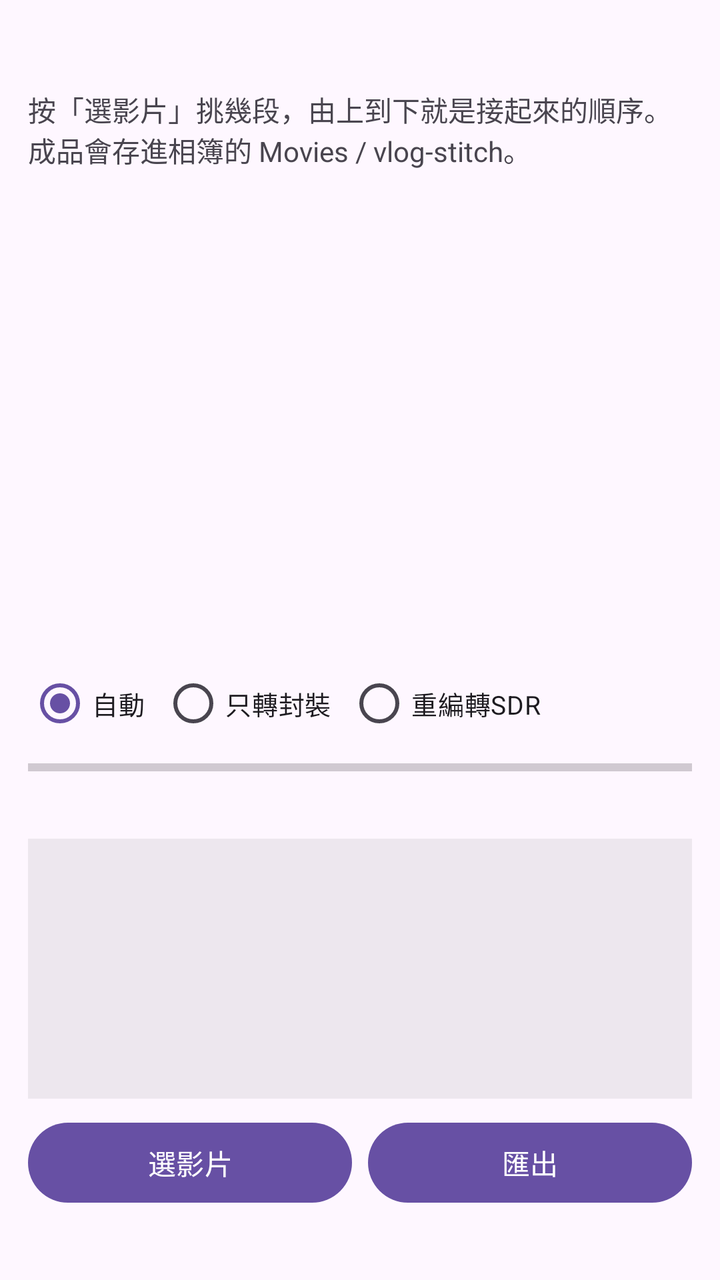
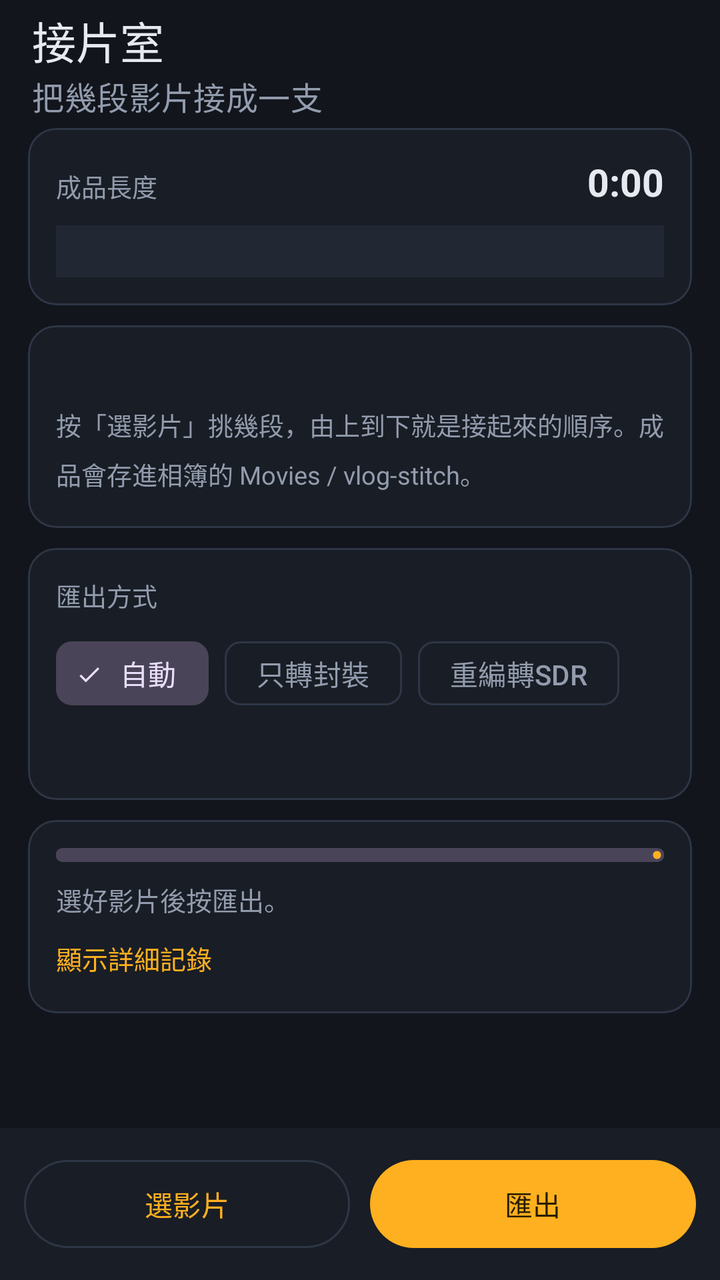

Screens rendered from an Android XML layout before and after an edit, with the pre-edit source and the edit as a unified diff.
<!-- AndroidManifest.xml: application theme Theme.VlogStitch -->
<!-- res/layout/activity_main.xml -->
<?xml version="1.0" encoding="utf-8"?>
<LinearLayout xmlns:android="http://schemas.android.com/apk/res/android"
    android:layout_width="match_parent" android:layout_height="match_parent"
    android:orientation="vertical" android:padding="14dp"
    android:fitsSystemWindows="true">

    <TextView android:id="@+id/count"
        android:layout_width="match_parent" android:layout_height="wrap_content"
        android:textSize="15sp" android:textStyle="bold" />

    <TextView android:id="@+id/empty"
        android:layout_width="match_parent" android:layout_height="wrap_content"
        android:paddingTop="10dp" android:paddingBottom="10dp"
        android:text="@string/empty_hint" android:textSize="14sp" />

    <androidx.recyclerview.widget.RecyclerView android:id="@+id/list"
        android:layout_width="match_parent" android:layout_height="0dp"
        android:layout_weight="1" android:paddingTop="6dp" />

    <RadioGroup android:id="@+id/modeGroup"
        android:layout_width="match_parent" android:layout_height="wrap_content"
        android:orientation="horizontal" android:layout_marginTop="4dp">
        <RadioButton android:id="@+id/modeAuto" android:layout_width="wrap_content"
            android:layout_height="wrap_content" android:checked="true"
            android:text="@string/mode_auto" android:textSize="13sp" />
        <RadioButton android:id="@+id/modeMux" android:layout_width="wrap_content"
            android:layout_height="wrap_content" android:layout_marginStart="8dp"
            android:text="@string/mode_mux" android:textSize="13sp" />
        <RadioButton android:id="@+id/modeEnc" android:layout_width="wrap_content"
            android:layout_height="wrap_content" android:layout_marginStart="8dp"
            android:text="@string/mode_enc" android:textSize="13sp" />
    </RadioGroup>

    <ProgressBar android:id="@+id/progress"
        style="?android:attr/progressBarStyleHorizontal"
        android:layout_width="match_parent" android:layout_height="wrap_content"
        android:max="100" />

    <TextView android:id="@+id/status"
        android:layout_width="match_parent" android:layout_height="wrap_content"
        android:paddingTop="4dp" android:textSize="13sp" />

    <ScrollView android:id="@+id/logScroll"
        android:layout_width="match_parent" android:layout_height="130dp"
        android:layout_marginTop="6dp" android:background="#11000000" android:padding="8dp">
        <TextView android:id="@+id/log"
            android:layout_width="match_parent" android:layout_height="wrap_content"
            android:fontFamily="monospace" android:textSize="11sp" />
    </ScrollView>

    <LinearLayout android:layout_width="match_parent" android:layout_height="wrap_content"
        android:orientation="horizontal" android:layout_marginTop="8dp">
        <Button android:id="@+id/btnPick"
            android:layout_width="0dp" android:layout_height="wrap_content"
            android:layout_weight="1" android:text="@string/pick" />
        <Button android:id="@+id/btnExport"
            android:layout_width="0dp" android:layout_height="wrap_content"
            android:layout_weight="1" android:layout_marginStart="8dp"
            android:text="@string/export" />
    </LinearLayout>

    <TextView android:id="@+id/version"
        android:layout_width="match_parent" android:layout_height="wrap_content"
        android:gravity="center" android:paddingTop="6dp" android:textSize="11sp" />
</LinearLayout>
<!-- resources referenced by this layout -->
<resources>
  <string name="empty_hint">按「選影片」挑幾段，由上到下就是接起來的順序。成品會存進相簿的 Movies / vlog-stitch。</string>
  <string name="export">匯出</string>
  <string name="mode_auto">自動</string>
  <string name="mode_enc">重編轉SDR</string>
  <string name="mode_mux">只轉封裝</string>
  <string name="pick">選影片</string>
  <style name="Theme.VlogStitch" parent="Theme.Material3.DayNight" />
</resources>

<!-- the commit's change to res/layout/activity_main.xml (unified diff, before → after) -->
@@ -1,65 +1,159 @@
 <?xml version="1.0" encoding="utf-8"?>
-<LinearLayout xmlns:android="http://schemas.android.com/apk/res/android"
+<androidx.coordinatorlayout.widget.CoordinatorLayout
+    xmlns:android="http://schemas.android.com/apk/res/android"
+    xmlns:app="http://schemas.android.com/apk/res-auto"
     android:layout_width="match_parent" android:layout_height="match_parent"
-    android:orientation="vertical" android:padding="14dp"
+    android:background="@color/ink"
     android:fitsSystemWindows="true">
 
-    <TextView android:id="@+id/count"
-        android:layout_width="match_parent" android:layout_height="wrap_content"
-        android:textSize="15sp" android:textStyle="bold" />
+    <LinearLayout android:layout_width="match_parent" android:layout_height="match_parent"
+        android:orientation="vertical">
 
-    <TextView android:id="@+id/empty"
-        android:layout_width="match_parent" android:layout_height="wrap_content"
-        android:paddingTop="10dp" android:paddingBottom="10dp"
-        android:text="@string/empty_hint" android:textSize="14sp" />
+        <com.google.android.material.appbar.MaterialToolbar
+            android:id="@+id/toolbar"
+            android:layout_width="match_parent"
+            android:layout_height="?attr/actionBarSize"
+            android:background="@color/ink"
+            app:title="@string/app_name"
+            app:subtitle="@string/tagline"
+            app:titleTextColor="@color/text"
+            app:subtitleTextColor="@color/dim" />
 
-    <androidx.recyclerview.widget.RecyclerView android:id="@+id/list"
-        android:layout_width="match_parent" android:layout_height="0dp"
-        android:layout_weight="1" android:paddingTop="6dp" />
+        <ScrollView android:layout_width="match_parent" android:layout_height="0dp"
+            android:layout_weight="1" android:clipToPadding="false"
+            android:paddingStart="14dp" android:paddingEnd="14dp" android:paddingBottom="14dp">
 
-    <RadioGroup android:id="@+id/modeGroup"
-        android:layout_width="match_parent" android:layout_height="wrap_content"
-        android:orientation="horizontal" android:layout_marginTop="4dp">
-        <RadioButton android:id="@+id/modeAuto" android:layout_width="wrap_content"
-            android:layout_height="wrap_content" android:checked="true"
-            android:text="@string/mode_auto" android:textSize="13sp" />
-        <RadioButton android:id="@+id/modeMux" android:layout_width="wrap_content"
-            android:layout_height="wrap_content" android:layout_marginStart="8dp"
-            android:text="@string/mode_mux" android:textSize="13sp" />
-        <RadioButton android:id="@+id/modeEnc" android:layout_width="wrap_content"
-            android:layout_height="wrap_content" android:layout_marginStart="8dp"
-            android:text="@string/mode_enc" android:textSize="13sp" />
-    </RadioGroup>
+            <LinearLayout android:layout_width="match_parent"
+                android:layout_height="wrap_content" android:orientation="vertical">
 
-    <ProgressBar android:id="@+id/progress"
-        style="?android:attr/progressBarStyleHorizontal"
-        android:layout_width="match_parent" android:layout_height="wrap_content"
-        android:max="100" />
+                
+                <com.google.android.material.card.MaterialCardView style="@style/Card"
+                    android:layout_width="match_parent" android:layout_height="wrap_content">
+                    <LinearLayout android:layout_width="match_parent"
+                        android:layout_height="wrap_content" android:orientation="vertical">
+                        <LinearLayout android:layout_width="match_parent"
+                            android:layout_height="wrap_content" android:orientation="horizontal"
+                            android:baselineAligned="true">
+                            <TextView android:layout_width="0dp" android:layout_height="wrap_content"
+                                android:layout_weight="1" style="@style/Label"
+                                android:text="@string/total_length" />
+                            <TextView android:id="@+id/total"
+                                android:layout_width="wrap_content" android:layout_height="wrap_content"
+                                android:textColor="@color/text" android:textSize="19sp"
+                                android:textStyle="bold" android:text="0:00" />
+                        </LinearLayout>
+                        <LinearLayout android:id="@+id/track"
+                            android:layout_width="match_parent" android:layout_height="26dp"
+                            android:layout_marginTop="9dp" android:orientation="horizontal"
+                            android:background="@color/panel2" />
+                    </LinearLayout>
+                </com.google.android.material.card.MaterialCardView>
 
-    <TextView android:id="@+id/status"
-        android:layout_width="match_parent" android:layout_height="wrap_content"
-        android:paddingTop="4dp" android:textSize="13sp" />
+                
+                <com.google.android.material.card.MaterialCardView style="@style/Card"
+                    android:layout_width="match_parent" android:layout_height="wrap_content"
+                    android:layout_marginTop="10dp">
+                    <LinearLayout android:layout_width="match_parent"
+                        android:layout_height="wrap_content" android:orientation="vertical">
+                        <TextView android:id="@+id/count"
+                            android:layout_width="match_parent" android:layout_height="wrap_content"
+                            android:textColor="@color/text" android:textSize="15sp"
+                            android:textStyle="bold" />
+                        <TextView android:id="@+id/empty"
+                            android:layout_width="match_parent" android:layout_height="wrap_content"
+                            android:paddingTop="6dp" style="@style/Label"
+                            android:lineSpacingMultiplier="1.35"
+                            android:text="@string/empty_hint" />
+                        <androidx.recyclerview.widget.RecyclerView android:id="@+id/list"
+                            android:layout_width="match_parent" android:layout_height="wrap_content"
+                            android:paddingTop="4dp" android:nestedScrollingEnabled="false" />
+                    </LinearLayout>
+                </com.google.android.material.card.MaterialCardView>
 
-    <ScrollView android:id="@+id/logScroll"
-        android:layout_width="match_parent" android:layout_height="130dp"
-        android:layout_marginTop="6dp" android:background="#11000000" android:padding="8dp">
-        <TextView android:id="@+id/log"
-            android:layout_width="match_parent" android:layout_height="wrap_content"
-            android:fontFamily="monospace" android:textSize="11sp" />
-    </ScrollView>
+                
+                <com.google.android.material.card.MaterialCardView style="@style/Card"
+                    android:layout_width="match_parent" android:layout_height="wrap_content"
+                    android:layout_marginTop="10dp">
+                    <LinearLayout android:layout_width="match_parent"
+                        android:layout_height="wrap_content" android:orientation="vertical">
+                        <TextView android:layout_width="match_parent"
+                            android:layout_height="wrap_content" style="@style/Label"
+                            android:text="@string/export_mode" />
+                        <com.google.android.material.chip.ChipGroup android:id="@+id/modeGroup"
+                            android:layout_width="match_parent" android:layout_height="wrap_content"
+                            android:layout_marginTop="6dp"
+                            app:singleSelection="true" app:selectionRequired="true">
+                            <com.google.android.material.chip.Chip android:id="@+id/modeAuto"
+                                style="@style/Widget.Material3.Chip.Filter"
+                                android:layout_width="wrap_content" android:layout_height="wrap_content"
+                                android:checked="true" android:text="@string/mode_auto" />
+                            <com.google.android.material.chip.Chip android:id="@+id/modeMux"
+                                style="@style/Widget.Material3.Chip.Filter"
+                                android:layout_width="wrap_content" android:layout_height="wrap_content"
+                                android:text="@string/mode_mux" />
+                            <com.google.android.material.chip.Chip android:id="@+id/modeEnc"
+                                style="@style/Widget.Material3.Chip.Filter"
+                                android:layout_width="wrap_content" android:layout_height="wrap_content"
+                                android:text="@string/mode_enc" />
+                        </com.google.android.material.chip.ChipGroup>
+                        <TextView android:id="@+id/modeHint"
+                            android:layout_width="match_parent" android:layout_height="wrap_content"
+                            android:layout_marginTop="8dp" style="@style/Label"
+                            android:lineSpacingMultiplier="1.35" />
+                    </LinearLayout>
+                </com.google.android.material.card.MaterialCardView>
 
-    <LinearLayout android:layout_width="match_parent" android:layout_height="wrap_content"
-        android:orientation="horizontal" android:layout_marginTop="8dp">
-        <Button android:id="@+id/btnPick"
-            android:layout_width="0dp" android:layout_height="wrap_content"
-            android:layout_weight="1" android:text="@string/pick" />
-        <Button android:id="@+id/btnExport"
-            android:layout_width="0dp" android:layout_height="wrap_content"
-            android:layout_weight="1" android:layout_marginStart="8dp"
-            android:text="@string/export" />
+                
+                <com.google.android.material.card.MaterialCardView style="@style/Card"
+                    android:layout_width="match_parent" android:layout_height="wrap_content"
+                    android:layout_marginTop="10dp">
+                    <LinearLayout android:layout_width="match_parent"
+                        android:layout_height="wrap_content" android:orientation="vertical">
+                        <com.google.android.material.progressindicator.LinearProgressIndicator
+                            android:id="@+id/progress"
+                            android:layout_width="match_parent" android:layout_height="wrap_content"
+                            app:trackCornerRadius="4dp" app:trackThickness="7dp"
+                            android:max="100" android:progress="0" />
+                        <TextView android:id="@+id/status"
+                            android:layout_width="match_parent" android:layout_height="wrap_content"
+                            android:paddingTop="9dp" android:textSize="13sp"
+                            android:textColor="@color/dim" android:text="@string/ready" />
+                        <TextView android:id="@+id/logToggle"
+                            android:layout_width="wrap_content" android:layout_height="wrap_content"
+                            android:paddingTop="10dp" android:paddingBottom="4dp"
+                            android:textColor="@color/accent" android:textSize="13sp"
+                            android:text="@string/show_log" />
+                        <ScrollView android:id="@+id/logScroll"
+                            android:layout_width="match_parent" android:layout_height="180dp"
+                            android:visibility="gone" android:background="@color/ink"
+                            android:padding="10dp">
+                            <TextView android:id="@+id/log"
+                                android:layout_width="match_parent" android:layout_height="wrap_content"
+                                android:fontFamily="monospace" android:textSize="11sp"
+                                android:textColor="@color/dim" android:lineSpacingMultiplier="1.4" />
+                        </ScrollView>
+                    </LinearLayout>
+                </com.google.android.material.card.MaterialCardView>
+
+                <TextView android:id="@+id/version"
+                    android:layout_width="match_parent" android:layout_height="wrap_content"
+                    android:gravity="center" android:paddingTop="12dp"
+                    android:textColor="@color/dim" android:textSize="11sp" />
+            </LinearLayout>
+        </ScrollView>
+
+        
+        <LinearLayout android:layout_width="match_parent" android:layout_height="wrap_content"
+            android:orientation="horizontal" android:background="@color/panel"
+            android:padding="12dp" android:elevation="8dp">
+            <com.google.android.material.button.MaterialButton android:id="@+id/btnPick"
+                style="@style/Widget.Material3.Button.OutlinedButton"
+                android:layout_width="0dp" android:layout_height="52dp"
+                android:layout_weight="1" android:text="@string/pick" />
+            <com.google.android.material.button.MaterialButton android:id="@+id/btnExport"
+                android:layout_width="0dp" android:layout_height="52dp"
+                android:layout_weight="1" android:layout_marginStart="10dp"
+                android:text="@string/export" />
+        </LinearLayout>
     </LinearLayout>
-
-    <TextView android:id="@+id/version"
-        android:layout_width="match_parent" android:layout_height="wrap_content"
-        android:gravity="center" android:paddingTop="6dp" android:textSize="11sp" />
-</LinearLayout>
+</androidx.coordinatorlayout.widget.CoordinatorLayout>
<!-- resource entries referenced after the edit -->
@@ -1,11 +1,53 @@
 <!-- resources referenced by this layout -->
 <resources>
+  <color name="accent">#FFB020</color>
+  <color name="dim">#929CAD</color>
+  <color name="ink">#12151C</color>
+  <color name="panel">#191D25</color>
+  <color name="panel2">#222833</color>
+  <color name="text">#E6E9EF</color>
+  <string name="app_name">接片室</string>
   <string name="empty_hint">按「選影片」挑幾段，由上到下就是接起來的順序。成品會存進相簿的 Movies / vlog-stitch。</string>
   <string name="export">匯出</string>
+  <string name="export_mode">匯出方式</string>
   <string name="mode_auto">自動</string>
   <string name="mode_enc">重編轉SDR</string>
   <string name="mode_mux">只轉封裝</string>
   <string name="pick">選影片</string>
-  <style name="Theme.VlogStitch" parent="Theme.Material3.DayNight" />
+  <string name="ready">選好影片後按匯出。</string>
+  <string name="show_log">顯示詳細記錄</string>
+  <string name="tagline">把幾段影片接成一支</string>
+  <string name="total_length">成品長度</string>
+  <style name="Card" parent="Widget.Material3.CardView.Filled">
+          <item name="cardBackgroundColor">@color/panel</item>
+          <item name="cardCornerRadius">14dp</item>
+          <item name="cardElevation">0dp</item>
+          <item name="strokeColor">@color/line</item>
+          <item name="strokeWidth">1dp</item>
+          <item name="contentPadding">14dp</item>
+      </style>
+  <style name="Label">
+          <item name="android:textColor">@color/dim</item>
+          <item name="android:textSize">12.5sp</item>
+      </style>
+  <style name="Theme.VlogStitch" parent="Theme.Material3.Dark.NoActionBar">
+          <item name="colorPrimary">@color/accent</item>
+          <item name="colorOnPrimary">@color/accent_ink</item>
+          <item name="colorSecondary">@color/accent</item>
+          <item name="colorOnSecondary">@color/accent_ink</item>
+          <item name="colorSurface">@color/panel</item>
+          <item name="colorOnSurface">@color/text</item>
+          <item name="colorSurfaceVariant">@color/panel2</item>
+          <item name="colorOnSurfaceVariant">@color/dim</item>
+          <item name="colorOutline">@color/line</item>
+          <item name="colorError">@color/danger</item>
+          <item name="android:colorBackground">@color/ink</item>
+          <item name="android:statusBarColor">@color/ink</item>
+          <item name="android:navigationBarColor">@color/ink</item>
+          <item name="android:windowLightStatusBar">false</item>
+      </style>
+  <color name="line">#2E3646</color>
+  <color name="accent_ink">#2A1C00</color>
+  <color name="danger">#FF5A52</color>
 </resources>
 
